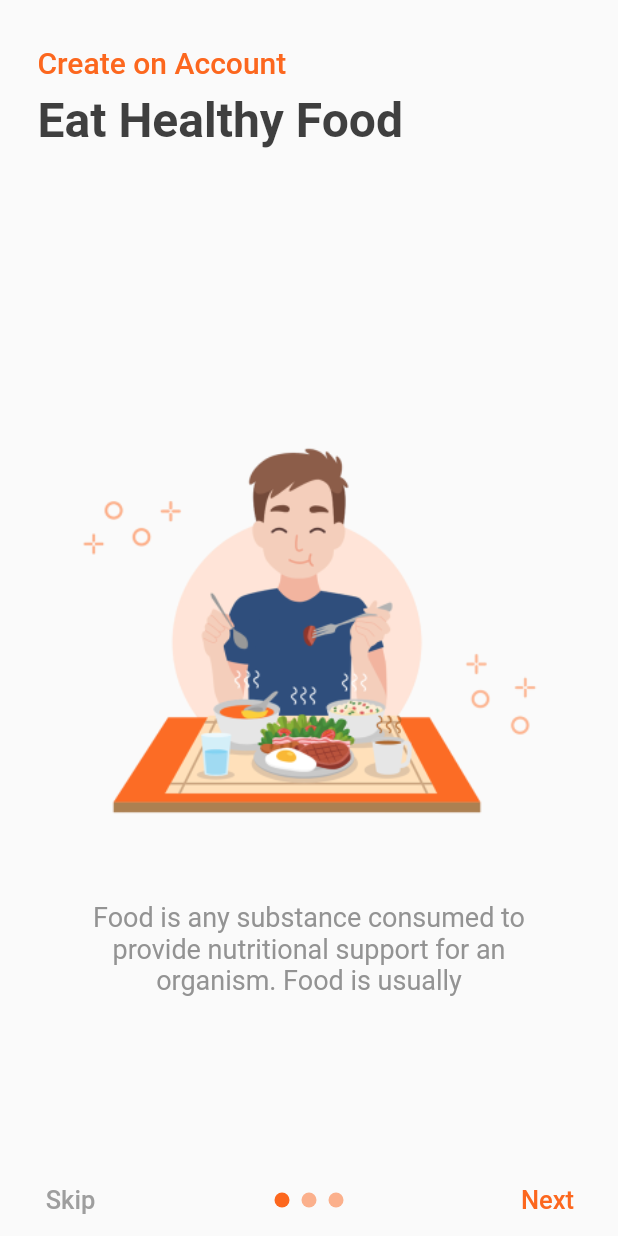
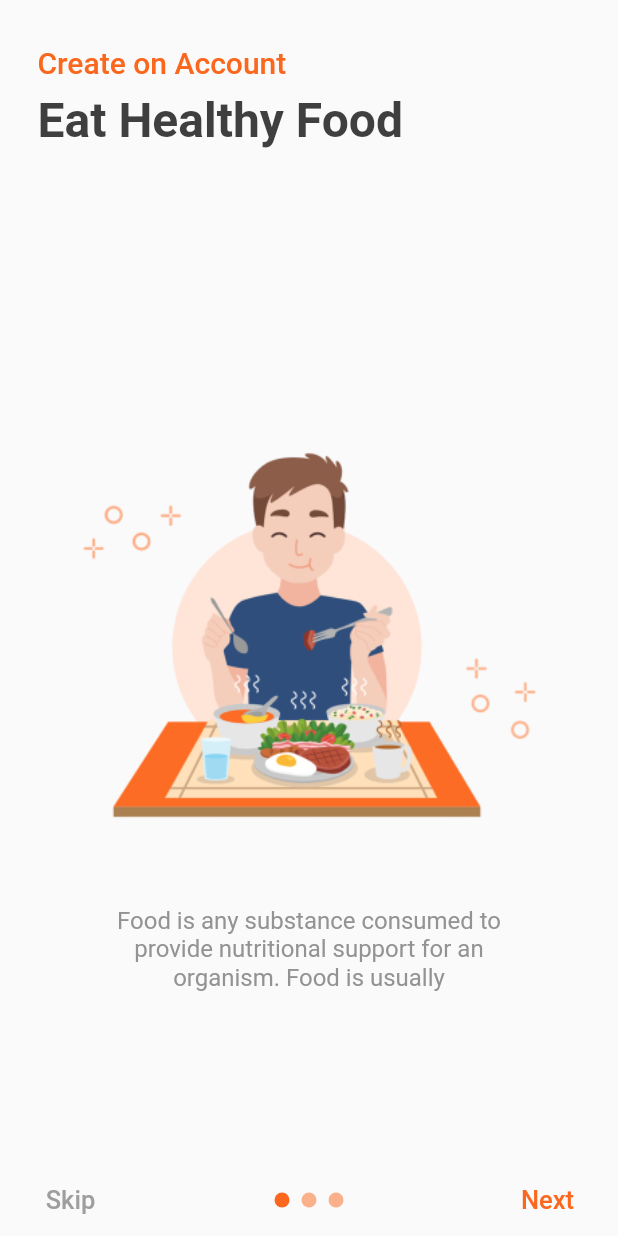
Before and after one commit to MUHAMMEDSINANCP/Food-Delivery-App, a Flutter app: the screen it shows after launch, on a phone screen of 412 x 824 dp. Run offline on Flutter 3.47's test engine with Material 2 defaults, Android fonts, the phone set to English and light mode, and no system bars; our stand-ins replace flutter_rating_bar.

Commit message:
Modified Files

```diff
--- a/lib/view/onboarding/onboarding_view.dart
+++ b/lib/view/onboarding/onboarding_view.dart
@@ -105,11 +105,13 @@ class _OnboardingViewState extends State<OnboardingView> {
                       Row(
                         mainAxisAlignment: MainAxisAlignment.center,
                         children: [
-                          Text(
-                            infoObj["info"].toString(),
-                            textAlign: TextAlign.center,
-                            style: const TextStyle(
-                                color: Color(0xff939393), fontSize: 18),
+                          Expanded(
+                            child: Text(
+                              infoObj["info"].toString(),
+                              textAlign: TextAlign.center,
+                              style: const TextStyle(
+                                  color: Color(0xff939393), fontSize: 16),
+                            ),
                           ),
                         ],
                       ),
```
